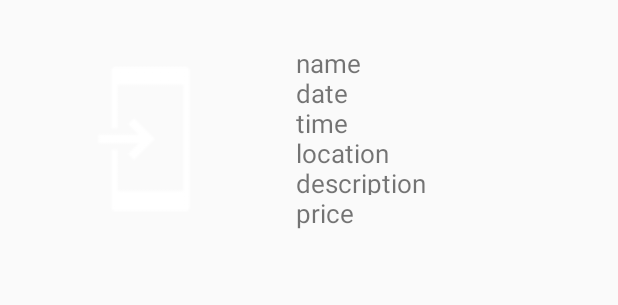
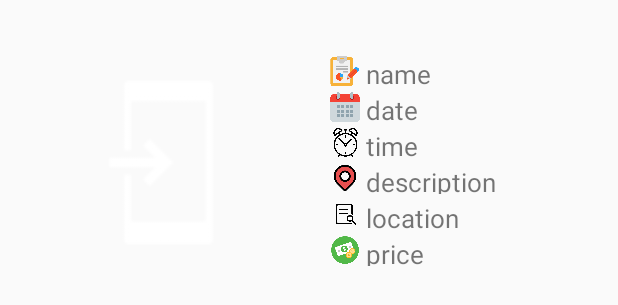
Before and after one commit to PittayutSothanakul/MemoL, an Android app: the layout activity_viewsingleledger.xml on its own in the app's theme, with its tools: preview values and no code run, on a phone screen of 412 x 824 dp. Shown: the top 305 px of the screen. Run offline under Robolectric (Android 15) with nearby library versions, the phone set to English and light mode, and no system bars.

Commit message:
add icon in ledger page

```diff
--- a/app/src/main/res/layout/activity_viewsingleledger.xml
+++ b/app/src/main/res/layout/activity_viewsingleledger.xml
@@ -1,87 +1,144 @@
 <?xml version="1.0" encoding="utf-8"?>
-<android.support.constraint.ConstraintLayout
-    xmlns:android="http://schemas.android.com/apk/res/android"
+<android.support.constraint.ConstraintLayout xmlns:android="http://schemas.android.com/apk/res/android"
     xmlns:app="http://schemas.android.com/apk/res-auto"
     xmlns:tools="http://schemas.android.com/tools"
-    android:layout_width="wrap_content"
-    android:layout_height="wrap_content">
-
-    <LinearLayout
-        android:layout_width="385dp"
-        android:layout_height="125dp"
-        android:layout_marginTop="30dp"
-        android:orientation="horizontal"
-        app:layout_constraintEnd_toEndOf="parent"
-        app:layout_constraintStart_toStartOf="parent"
-        app:layout_constraintTop_toTopOf="parent">
+    android:layout_width="420dp"
+    android:layout_height="222dp">
 
     <ImageView
         android:id="@+id/imageView"
-            android:layout_width="145dp"
-            android:layout_height="match_parent"
-            android:layout_marginStart="28dp"
+        android:layout_width="193dp"
+        android:layout_height="142dp"
+        android:layout_marginStart="16dp"
+        android:layout_marginTop="37dp"
+        app:layout_constraintStart_toStartOf="parent"
+        app:layout_constraintTop_toTopOf="parent"
         app:srcCompat="@drawable/common_full_open_on_phone" />
 
     <TextView
-            android:id="@+id/spaceText"
-            android:layout_width="10dp"
-            android:layout_height="10dp"
-            android:layout_weight="1"
-            android:text=" " />
-
-        <LinearLayout
-            android:layout_width="188dp"
-            android:layout_height="wrap_content"
-            android:orientation="vertical">
-
-            <TextView
         android:id="@+id/nameText"
-                android:layout_width="200dp"
+        android:layout_width="160dp"
         android:layout_height="20dp"
-                android:layout_marginEnd="92dp"
+        android:layout_marginTop="37dp"
+        android:layout_marginEnd="16dp"
         android:text="name"
-                android:textSize="17dp" />
+        android:textSize="17dp"
+        app:layout_constraintEnd_toEndOf="parent"
+        app:layout_constraintTop_toTopOf="parent" />
 
     <TextView
         android:id="@+id/dateText"
-                android:layout_width="200dp"
+        android:layout_width="160dp"
         android:layout_height="20dp"
-                android:layout_marginEnd="100dp"
+        android:layout_marginTop="4dp"
+        android:layout_marginEnd="16dp"
         android:text="date"
-                android:textSize="17dp" />
+        android:textSize="17dp"
+        app:layout_constraintEnd_toEndOf="parent"
+        app:layout_constraintTop_toBottomOf="@+id/nameText" />
 
     <TextView
         android:id="@+id/timeText"
-                android:layout_width="200dp"
+        android:layout_width="160dp"
         android:layout_height="20dp"
-                android:layout_marginEnd="8dp"
+        android:layout_marginTop="4dp"
+        android:layout_marginEnd="16dp"
         android:text="time"
-                android:textSize="17dp" />
+        android:textSize="17dp"
+        app:layout_constraintEnd_toEndOf="parent"
+        app:layout_constraintTop_toBottomOf="@+id/dateText" />
 
     <TextView
         android:id="@+id/locationText"
-                android:layout_width="200dp"
+        android:layout_width="160dp"
         android:layout_height="20dp"
-                android:layout_marginEnd="8dp"
+        android:layout_marginTop="4dp"
+        android:layout_marginEnd="16dp"
         android:text="location"
-                android:textSize="17dp" />
+        android:textSize="17dp"
+        app:layout_constraintEnd_toEndOf="parent"
+        app:layout_constraintTop_toBottomOf="@+id/descriptionText" />
 
     <TextView
         android:id="@+id/descriptionText"
-                android:layout_width="200dp"
+        android:layout_width="160dp"
         android:layout_height="20dp"
-                android:layout_marginEnd="8dp"
+        android:layout_marginTop="4dp"
+        android:layout_marginEnd="16dp"
         android:text="description"
-                android:textSize="17dp" />
+        android:textSize="17dp"
+        app:layout_constraintEnd_toEndOf="parent"
+        app:layout_constraintTop_toBottomOf="@+id/timeText" />
 
     <TextView
         android:id="@+id/priceText"
-                android:layout_width="200dp"
-                android:layout_height="match_parent"
+        android:layout_width="160dp"
+        android:layout_height="20dp"
+        android:layout_marginTop="4dp"
+        android:layout_marginEnd="16dp"
         android:text="price"
-                android:textSize="17dp" />
+        android:textSize="17dp"
+        app:layout_constraintEnd_toEndOf="parent"
+        app:layout_constraintTop_toBottomOf="@+id/locationText" />
 
-        </LinearLayout>
-    </LinearLayout>
+    <ImageView
+        android:id="@+id/imageView2"
+        android:layout_width="20dp"
+        android:layout_height="20dp"
+        android:layout_marginTop="37dp"
+        android:layout_marginEnd="4dp"
+        app:layout_constraintEnd_toStartOf="@+id/nameText"
+        app:layout_constraintTop_toTopOf="parent"
+        app:srcCompat="@drawable/note" />
+
+    <ImageView
+        android:id="@+id/imageView3"
+        android:layout_width="20dp"
+        android:layout_height="20dp"
+        android:layout_marginTop="4dp"
+        android:layout_marginEnd="4dp"
+        app:layout_constraintEnd_toStartOf="@+id/dateText"
+        app:layout_constraintTop_toBottomOf="@+id/imageView2"
+        app:srcCompat="@drawable/date" />
+
+    <ImageView
+        android:id="@+id/imageView4"
+        android:layout_width="19dp"
+        android:layout_height="19dp"
+        android:layout_marginTop="4dp"
+        android:layout_marginEnd="4dp"
+        app:layout_constraintEnd_toStartOf="@+id/timeText"
+        app:layout_constraintTop_toBottomOf="@+id/imageView3"
+        app:srcCompat="@drawable/time" />
+
+    <ImageView
+        android:id="@+id/imageView5"
+        android:layout_width="20dp"
+        android:layout_height="20dp"
+        android:layout_marginTop="4dp"
+        android:layout_marginEnd="4dp"
+        app:layout_constraintEnd_toStartOf="@+id/locationText"
+        app:layout_constraintTop_toBottomOf="@+id/imageView4"
+        app:srcCompat="@drawable/location" />
+
+    <ImageView
+        android:id="@+id/imageView6"
+        android:layout_width="20dp"
+        android:layout_height="20dp"
+        android:layout_marginTop="4dp"
+        android:layout_marginEnd="4dp"
+        app:layout_constraintEnd_toStartOf="@+id/descriptionText"
+        app:layout_constraintTop_toBottomOf="@+id/imageView5"
+        app:srcCompat="@drawable/detail" />
+
+    <ImageView
+        android:id="@+id/imageView7"
+        android:layout_width="20dp"
+        android:layout_height="20dp"
+        android:layout_marginTop="4dp"
+        android:layout_marginEnd="4dp"
+        app:layout_constraintEnd_toStartOf="@+id/priceText"
+        app:layout_constraintTop_toBottomOf="@+id/imageView6"
+        app:srcCompat="@drawable/price" />
 
 </android.support.constraint.ConstraintLayout>
```
Also changed, not shown: app/src/main/res/drawable-v24/note.png (added), app/src/main/res/drawable-v24/price.png (added). Lines whose indentation alone changed are shown as unchanged.
